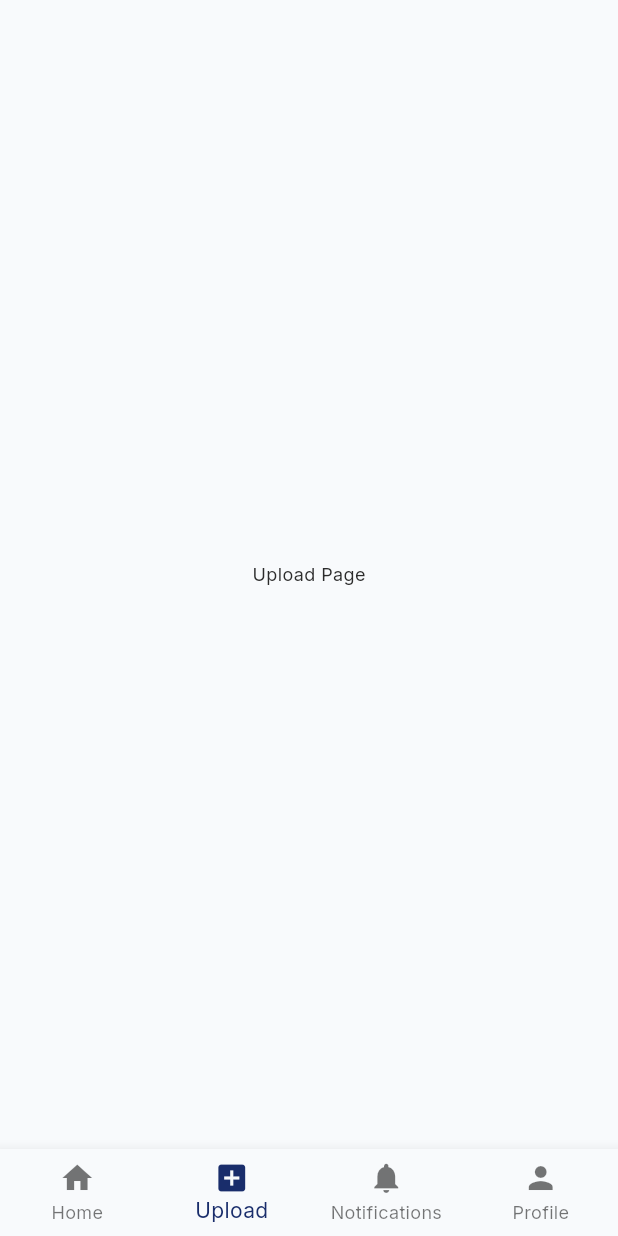
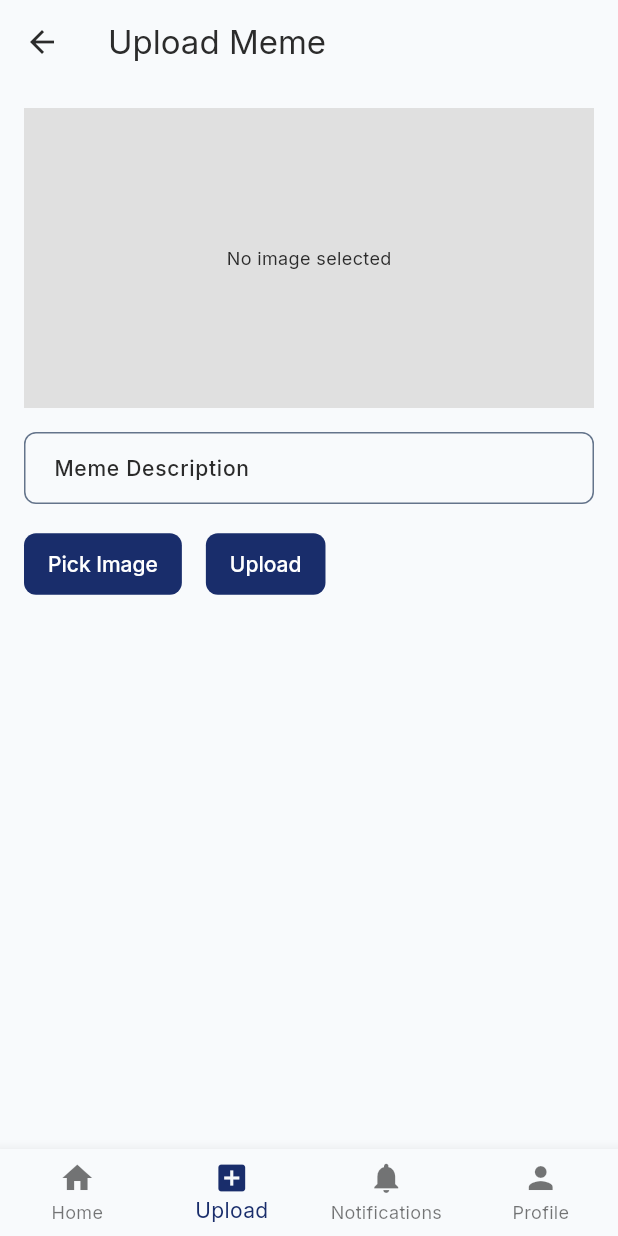
Before and after one commit to hanifinno/meme_verse, a Flutter app: the HomeView screen opened by its route, item 2 of the bottom bar chosen, on a phone screen of 412 x 824 dp. Run offline on Flutter 3.47's test engine with Material 3 defaults, Android fonts, the phone set to English and light mode, and no system bars; our stand-ins replace cloud_firestore, dio, firebase_auth, firebase_core, firebase_storage, flutter_easyloading and 6 more; missing offline and left inert: ansicolor; accounts and stored records are empty; project files that could hold a hidden picture were left out.

Commit message:
upload meme method created and implemented

```diff
--- a/lib/app/modules/home/views/home_view.dart
+++ b/lib/app/modules/home/views/home_view.dart
@@ -11,7 +11,7 @@ class HomeView extends GetView<HomeController> {
 
   final List<Widget> _pages = [
     FeedPage(),
-    UploadPage(),
+    UploadMemePage(),
     NotificationsPage(),
     ProfilePage(),
   ];
--- a/lib/app/modules/home/views/nav_menu/upload_page.dart
+++ b/lib/app/modules/home/views/nav_menu/upload_page.dart
@@ -1,9 +1,58 @@
-// Upload, Notifications, Profile pages can be similar placeholders
 import 'package:flutter/material.dart';
+import 'package:get/get.dart';
+import 'package:meme_verse/app/modules/home/controllers/home_controller.dart';
 
-class UploadPage extends StatelessWidget {
-  const UploadPage({super.key});
+class UploadMemePage extends GetView<HomeController> {
+
   @override
-  Widget build(BuildContext context) =>
-      const Center(child: Text("Upload Page"));
+  Widget build(BuildContext context) {
+    return Scaffold(
+      appBar: AppBar(title: const Text("Upload Meme")),
+      body: Padding(
+        padding: const EdgeInsets.all(16.0),
+        child: Column(
+          children: [
+            Obx(() {
+              return controller.pickedFile.value != null
+                  ? Image.file(controller.pickedFile.value!, height: 200)
+                  : Container(
+                      height: 200,
+                      color: Colors.grey[300],
+                      child: const Center(child: Text("No image selected")),
+                    );
+            }),
+            const SizedBox(height: 16),
+            TextField(
+              controller: controller.titleController,
+              decoration: const InputDecoration(
+                labelText: "Meme Description",
+                border: OutlineInputBorder(),
+              ),
+            ),
+            const SizedBox(height: 16),
+            Row(
+              children: [
+                ElevatedButton(
+                  onPressed: ()async{
+                 await   controller.pickImage();
+
+                  },
+                  child: const Text("Pick Image"),
+                ),
+                const SizedBox(width: 16),
+                Obx(() {
+                  return controller.isLoading.value
+                      ? const CircularProgressIndicator()
+                      : ElevatedButton(
+                          onPressed: controller.uploadMeme,
+                          child: const Text("Upload"),
+                        );
+                }),
+              ],
+            ),
+          ],
+        ),
+      ),
+    );
+  }
 }
--- a/pubspec.yaml
+++ b/pubspec.yaml
@@ -27,6 +27,9 @@ dependencies:
   firebase_auth: ^6.0.1
   google_sign_in: ^7.1.0
   cloud_firestore: ^6.0.0
+  firebase_storage: ^13.0.0
+  image_picker: ^1.2.0
+  permission_handler: ^12.0.1
 
 
 dev_dependencies:
```
Also changed, not shown: lib/app/modules/home/controllers/home_controller.dart (+95 -19 lines), pubspec.lock, 8 other files.
